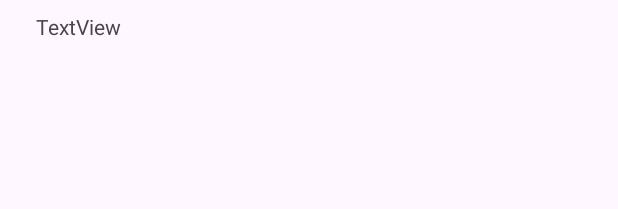
After one commit to iam-khanh/WeatherApp, an Android app: the layout city_viewholder.xml on its own in the app's theme, with its tools: preview values and no code run, on a phone screen of 412 x 824 dp. The commit adds this screen. Shown: the top 209 px of the screen. Run offline under Robolectric (Android 15) with nearby library versions, the phone set to English and light mode, and no system bars.

Commit message:
commit cityview

```diff
--- a/app/src/main/AndroidManifest.xml
+++ b/app/src/main/AndroidManifest.xml
@@ -16,7 +16,7 @@
         android:theme="@style/Theme.WeatherApp"
         tools:targetApi="31">
         <activity
-            android:name=".MainActivity"
+            android:name=".Activity.MainActivity"
             android:exported="true"
             android:theme="@style/Theme.WeatherApp"
             android:windowSoftInputMode="adjustResize">
--- a/app/src/main/java/com/example/weatherapp/MainActivity.kt
+++ b/app/src/main/java/com/example/weatherapp/Activity/MainActivity.kt
@@ -1,7 +1,6 @@
-package com.example.weatherapp
+package com.example.weatherapp.Activity
 
 import android.annotation.SuppressLint
-import android.graphics.Color
 import android.icu.util.Calendar
 import android.os.Build
 import android.os.Build.*
@@ -11,7 +10,6 @@ import android.view.ViewGroup
 import android.view.ViewOutlineProvider
 import android.view.WindowInsets
 import android.view.WindowInsetsController
-import android.view.WindowManager
 import android.widget.Toast
 import androidx.activity.enableEdgeToEdge
 import androidx.activity.viewModels
@@ -20,13 +18,13 @@ import androidx.core.view.ViewCompat
 import androidx.core.view.WindowInsetsCompat
 import androidx.recyclerview.widget.LinearLayoutManager
 import com.example.weatherapp.Adapter.ForecastAdapter
+import com.example.weatherapp.R
 import com.example.weatherapp.ViewModel.WeatherViewModel
 import com.example.weatherapp.databinding.ActivityMainBinding
 import com.example.weatherapp.model.CurrentResponseApi
 import com.example.weatherapp.model.ForecastReponseApi
 import com.github.matteobattilana.weather.PrecipType
 import eightbitlab.com.blurview.RenderScriptBlur
-import okhttp3.Callback
 import retrofit2.Call
 import retrofit2.Response
 
--- a/app/src/main/res/drawable/edttext_bg.xml
+++ b/app/src/main/res/drawable/edttext_bg.xml
@@ -1,4 +1,10 @@
 <?xml version="1.0" encoding="utf-8"?>
 <selector xmlns:android="http://schemas.android.com/apk/res/android">
+    <item>
+        <shape android:shape="rectangle">
+            <solid android:color="#DCD8D8"/>
+           <corners android:radius="10dp"/>
+        </shape>
+    </item>
 
 </selector>
--- a/app/src/main/res/layout/activity_main.xml
+++ b/app/src/main/res/layout/activity_main.xml
@@ -5,7 +5,7 @@
     android:id="@+id/main"
     android:layout_width="match_parent"
     android:layout_height="match_parent"
-    tools:context=".MainActivity">
+    tools:context=".Activity.MainActivity">
 
     <ImageView
         android:id="@+id/bgimage"
--- /dev/null
+++ b/app/src/main/res/layout/city_viewholder.xml
@@ -0,0 +1,21 @@
+<?xml version="1.0" encoding="utf-8"?>
+<androidx.constraintlayout.widget.ConstraintLayout xmlns:android="http://schemas.android.com/apk/res/android"
+    xmlns:app="http://schemas.android.com/apk/res-auto"
+    xmlns:tools="http://schemas.android.com/tools"
+    android:layout_width="match_parent"
+    android:layout_height="wrap_content">
+
+    <TextView
+        android:id="@+id/txtcityviewholder"
+        android:layout_width="wrap_content"
+        android:layout_height="wrap_content"
+        android:layout_marginStart="24dp"
+        android:layout_marginTop="8dp"
+        android:layout_marginBottom="8dp"
+        android:text="TextView"
+        app:layout_constraintBottom_toBottomOf="parent"
+        app:layout_constraintEnd_toEndOf="parent"
+        app:layout_constraintHorizontal_bias="0.0"
+        app:layout_constraintStart_toStartOf="parent"
+        app:layout_constraintTop_toTopOf="parent" />
+</androidx.constraintlayout.widget.ConstraintLayout>
```
Also changed, not shown: app/src/main/java/com/example/weatherapp/Activity/CityActivity.kt (renamed from app/src/main/java/com/example/weatherapp/CityActivity.kt, +10 -2 lines), app/src/main/java/com/example/weatherapp/Adapter/CityAdapter.kt (added, +56 -0 lines), app/src/main/java/com/example/weatherapp/Repository/CityRepository.kt (+6 -1 lines), app/src/main/java/com/example/weatherapp/Server/ApiServices.kt (+9 -0 lines), app/src/main/java/com/example/weatherapp/ViewModel/CityViewModel.kt (+11 -1 lines), app/src/main/res/layout/activity_city.xml (+31 -3 lines).
